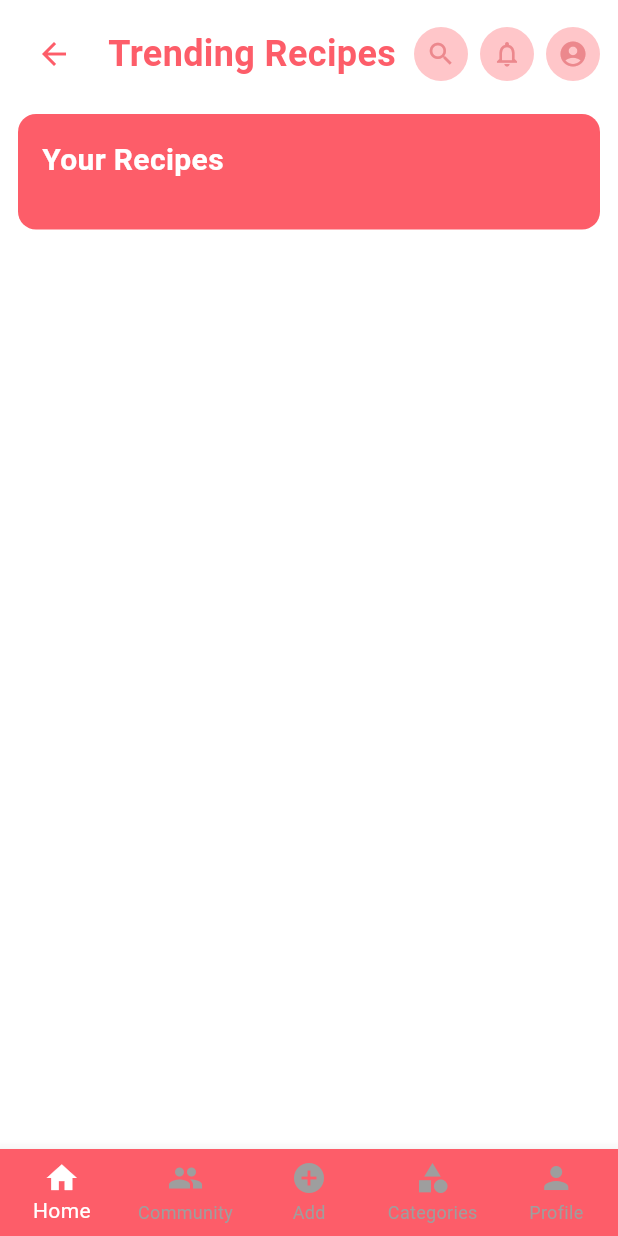
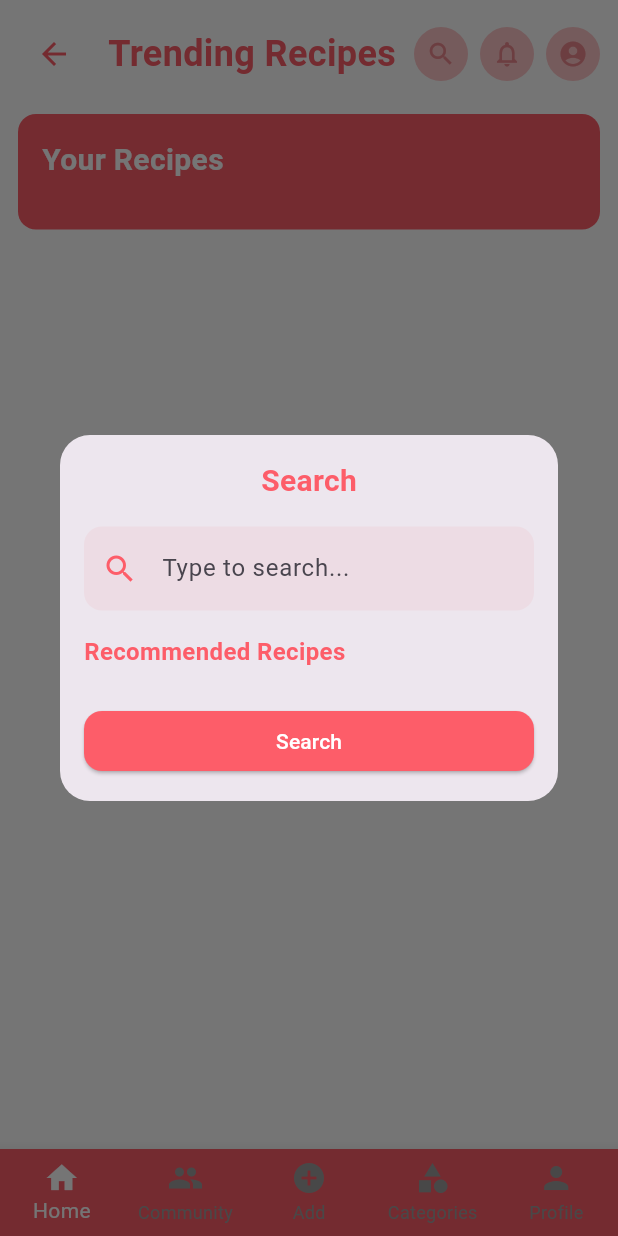
Before and after one commit to tachithanhdanh/HCMUS-Mobile-Final, a Flutter app: the TrendingPage screen opened by its route, after a tap on the "search" icon, on a phone screen of 412 x 824 dp. Run offline on Flutter 3.47's test engine with Material 3 defaults, Android fonts, the phone set to English and light mode, and no system bars; our stand-ins replace cloud_firestore, firebase_auth, firebase_core, flutter_dotenv; accounts and stored records are empty.

Commit message:
Refactor Icon Actions

```diff
--- a/lib/views/profile_page.dart
+++ b/lib/views/profile_page.dart
@@ -51,7 +51,7 @@ class _ProfilePageState extends State<ProfilePage> {
                     child: CircleAvatar(
                       backgroundImage: user.avatarUrl.isNotEmpty
                           ? NetworkImage(user.avatarUrl)
-                          : AssetImage('assets/images/default_avatar.png')
+                          : AssetImage('assets/images/gojo_satoru.png')
                               as ImageProvider,
                       radius: 50,
                     ),
--- a/lib/views/trending_page.dart
+++ b/lib/views/trending_page.dart
@@ -1,5 +1,6 @@
 import 'package:flutter/material.dart';
 import 'package:recipe_app/constants/colors.dart';
+import 'package:recipe_app/widgets/icon_actions.dart';
 
 class TrendingPage extends StatelessWidget {
   @override
@@ -33,16 +34,8 @@ class TrendingPage extends StatelessWidget {
                         fontWeight: FontWeight.bold,
                       ),
                     ),
-                    Row(
-                      children: [
-                        _buildIconButton(context, Icons.search, () {}),
-                        const SizedBox(width: 8),
-                        _buildIconButton(
-                            context, Icons.notifications_none, () {}),
-                        const SizedBox(width: 8),
-                        _buildIconButton(context, Icons.account_circle, () {}),
-                      ],
-                    ),
+                    // Custom Icon Actions
+                    IconActions(recipes: []),
                   ],
                 ),
                 const SizedBox(height: 16),
--- a/lib/widgets/icon_actions.dart
+++ b/lib/widgets/icon_actions.dart
@@ -1,15 +1,14 @@
 import 'package:flutter/material.dart';
+import 'package:recipe_app/models/recipe.dart';
 import '../constants/colors.dart';
 import 'search_popup.dart'; // Đảm bảo file SearchPopup đã được import
 
 class IconActions extends StatelessWidget {
-  final List<dynamic> trendingRecipes;
-  final List<dynamic> yourRecipes;
+  final List<Recipe> recipes;
 
   const IconActions({
     Key? key,
-    required this.trendingRecipes,
-    required this.yourRecipes,
+    required this.recipes,
   }) : super(key: key);
 
   void _showSearchDialog(BuildContext context) {
@@ -18,8 +17,7 @@ class IconActions extends StatelessWidget {
       builder: (BuildContext context) {
         return SearchPopup(
           recommendedRecipes: [
-            ...trendingRecipes,
-            ...yourRecipes,
+            ...recipes,
           ],
         );
       },
```
Also changed, not shown: lib/views/community_page.dart (+3 -28 lines), lib/views/home_page.dart (+3 -71 lines).
